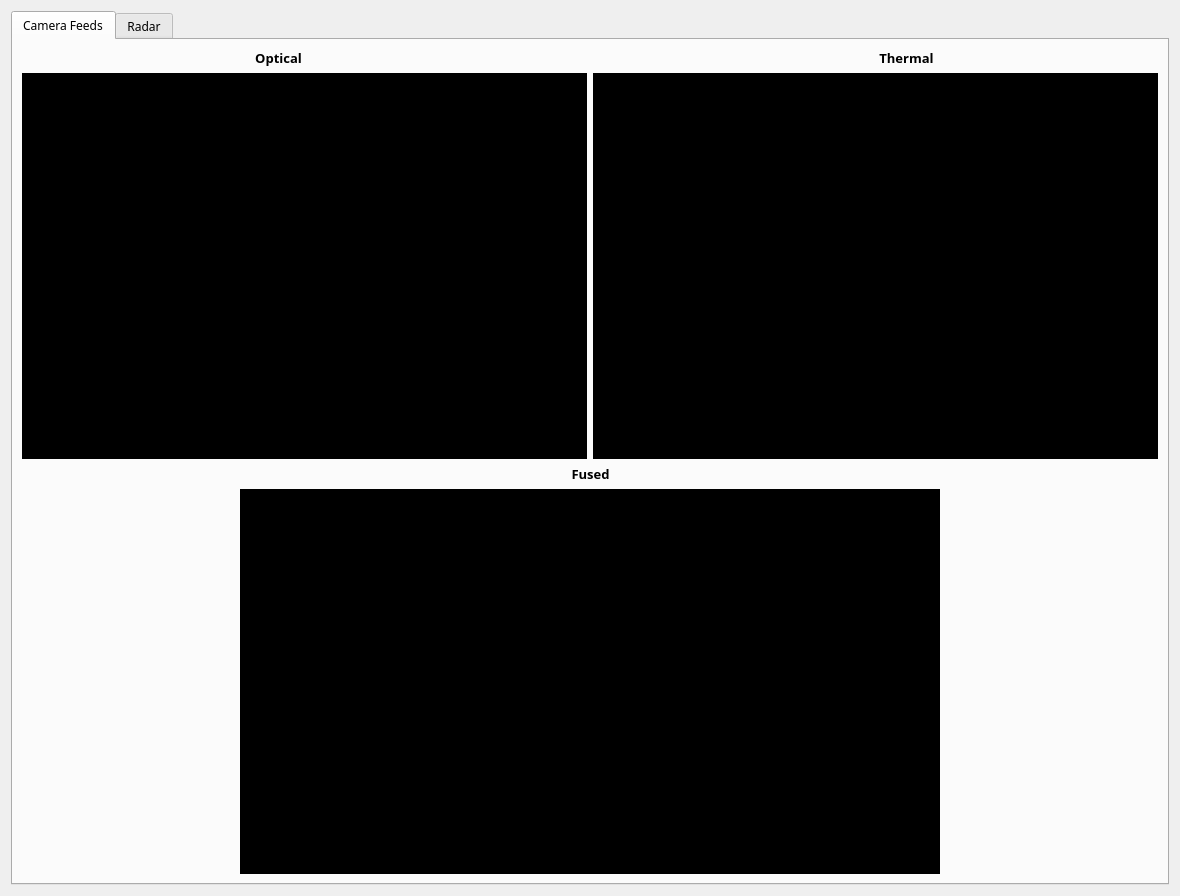
Above: devmode.ui from SaadAhmad747/SafeRail before the change. Below: the same form after it.
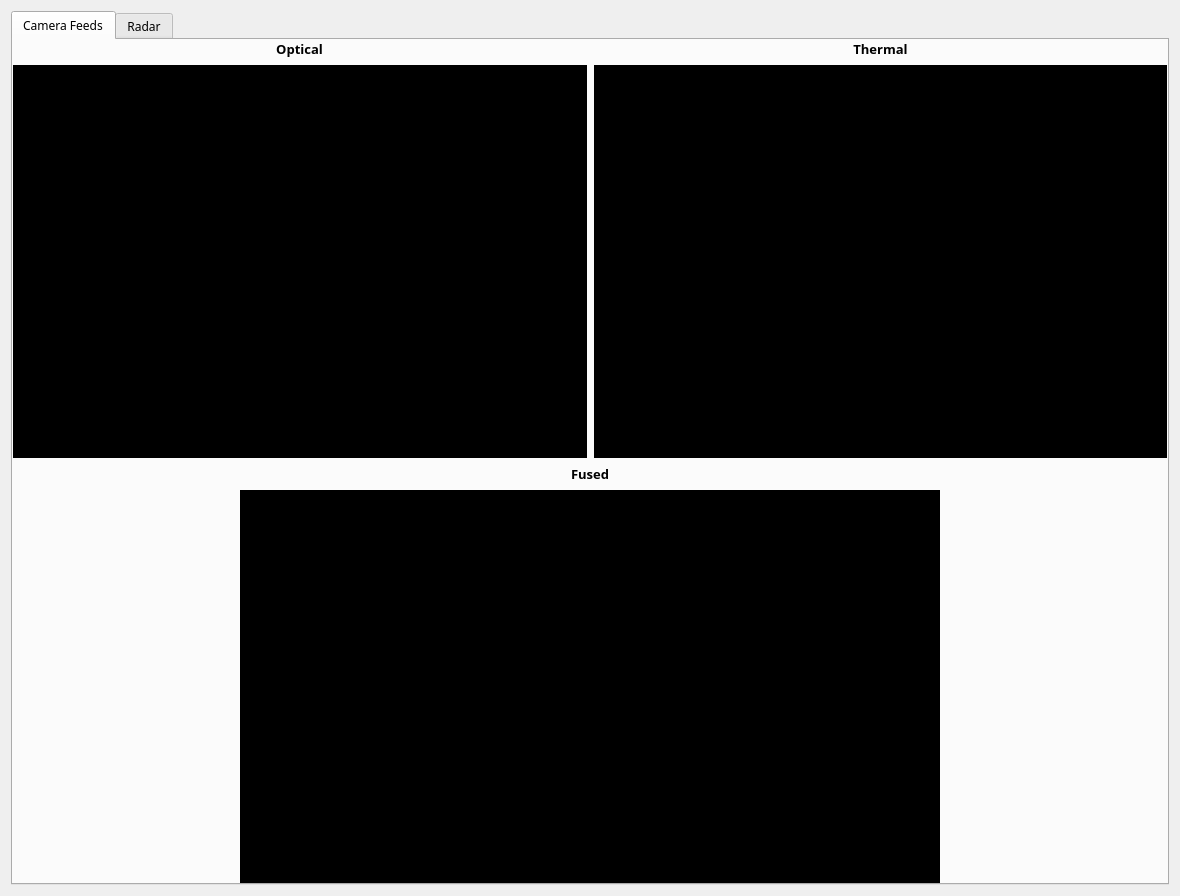
That is the form after the change.

```diff
--- a/devmode.ui
+++ b/devmode.ui
@@ -29,7 +29,22 @@
        <string>Camera Feeds</string>
       </attribute>
       <layout class="QGridLayout" name="gridLayout_2" rowstretch="1,4,1,4">
-       <item row="0" column="0" alignment="Qt::AlignmentFlag::AlignRight">
+       <property name="leftMargin">
+        <number>0</number>
+       </property>
+       <property name="topMargin">
+        <number>0</number>
+       </property>
+       <property name="rightMargin">
+        <number>0</number>
+       </property>
+       <property name="bottomMargin">
+        <number>0</number>
+       </property>
+       <property name="spacing">
+        <number>7</number>
+       </property>
+       <item row="0" column="0" alignment="Qt::AlignmentFlag::AlignHCenter">
         <widget class="QLabel" name="OpticalLabel">
          <property name="sizePolicy">
           <sizepolicy hsizetype="Preferred" vsizetype="Fixed">
@@ -52,7 +67,7 @@
          </property>
         </widget>
        </item>
-       <item row="0" column="3" alignment="Qt::AlignmentFlag::AlignLeft">
+       <item row="0" column="1" alignment="Qt::AlignmentFlag::AlignHCenter">
         <widget class="QLabel" name="ThermalLabel">
          <property name="sizePolicy">
           <sizepolicy hsizetype="Preferred" vsizetype="Fixed">
@@ -75,7 +90,7 @@
          </property>
         </widget>
        </item>
-       <item row="1" column="0" colspan="2">
+       <item row="1" column="0">
         <widget class="QWidget" name="OpticFeed" native="true">
          <property name="sizePolicy">
           <sizepolicy hsizetype="Preferred" vsizetype="Preferred">
@@ -99,7 +114,7 @@
          </property>
         </widget>
        </item>
-       <item row="1" column="2" colspan="2">
+       <item row="1" column="1">
         <widget class="QWidget" name="ThermalFeed" native="true">
          <property name="sizePolicy">
           <sizepolicy hsizetype="Preferred" vsizetype="Preferred">
@@ -118,7 +133,7 @@
          </property>
         </widget>
        </item>
-       <item row="2" column="1" colspan="2">
+       <item row="2" column="0" colspan="2">
         <widget class="QLabel" name="FusedLabel">
          <property name="sizePolicy">
           <sizepolicy hsizetype="Preferred" vsizetype="Fixed">
@@ -141,7 +156,7 @@
          </property>
         </widget>
        </item>
-       <item row="3" column="0" colspan="4" alignment="Qt::AlignmentFlag::AlignHCenter">
+       <item row="3" column="0" colspan="2" alignment="Qt::AlignmentFlag::AlignHCenter">
         <widget class="QWidget" name="FuseFeed" native="true">
          <property name="sizePolicy">
           <sizepolicy hsizetype="Preferred" vsizetype="Preferred">
```
